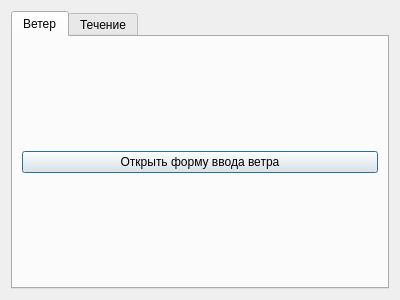
This is poiskmore_plugin/forms/WindCurrentInputForm.ui in SmNikc/poisk-more-qgis as Qt 5 draws it before an edit. The edited form follows.
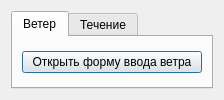
This is the edited form.

Diff of the .ui file:
```diff
--- a/poiskmore_plugin/forms/WindCurrentInputForm.ui
+++ b/poiskmore_plugin/forms/WindCurrentInputForm.ui
@@ -2,46 +2,20 @@
 <ui version="4.0">
  <class>WindCurrentInputForm</class>
  <widget class="QDialog" name="WindCurrentInputForm">
-  <property name="geometry">
-   <rect>
-    <x>0</x>
-    <y>0</y>
-    <width>400</width>
-    <height>300</height>
-   </rect>
-  </property>
-  <property name="windowTitle">
-   <string>Ввод ветра и течения</string>
-  </property>
-  <layout class="QVBoxLayout" name="verticalLayout">
+  <property name="windowTitle"><string>Ввод ветра и течения</string></property>
+  <layout class="QVBoxLayout" name="mainLayout">
    <item>
     <widget class="QTabWidget" name="tabWidget">
-     <widget class="QWidget" name="tab">
-      <attribute name="title">
-       <string>Ветер</string>
-      </attribute>
-      <layout class="QVBoxLayout" name="verticalLayout_2">
-       <item>
-        <widget class="QPushButton" name="pushButton">
-         <property name="text">
-          <string>Открыть форму ввода ветра</string>
-         </property>
-        </widget>
-       </item>
+     <widget class="QWidget" name="tabWind">
+      <attribute name="title"><string>Ветер</string></attribute>
+      <layout class="QVBoxLayout" name="layoutWind">
+       <item><widget class="QPushButton" name="buttonWind"><property name="text"><string>Открыть форму ввода ветра</string></property></widget></item>
       </layout>
      </widget>
-     <widget class="QWidget" name="tab_2">
-      <attribute name="title">
-       <string>Течение</string>
-      </attribute>
-      <layout class="QVBoxLayout" name="verticalLayout_3">
-       <item>
-        <widget class="QPushButton" name="pushButton_2">
-         <property name="text">
-          <string>Открыть форму ввода течения</string>
-         </property>
-        </widget>
-       </item>
+     <widget class="QWidget" name="tabCurrent">
+      <attribute name="title"><string>Течение</string></attribute>
+      <layout class="QVBoxLayout" name="layoutCurrent">
+       <item><widget class="QPushButton" name="buttonCurrent"><property name="text"><string>Открыть форму ввода течения</string></property></widget></item>
       </layout>
      </widget>
     </widget>
```
